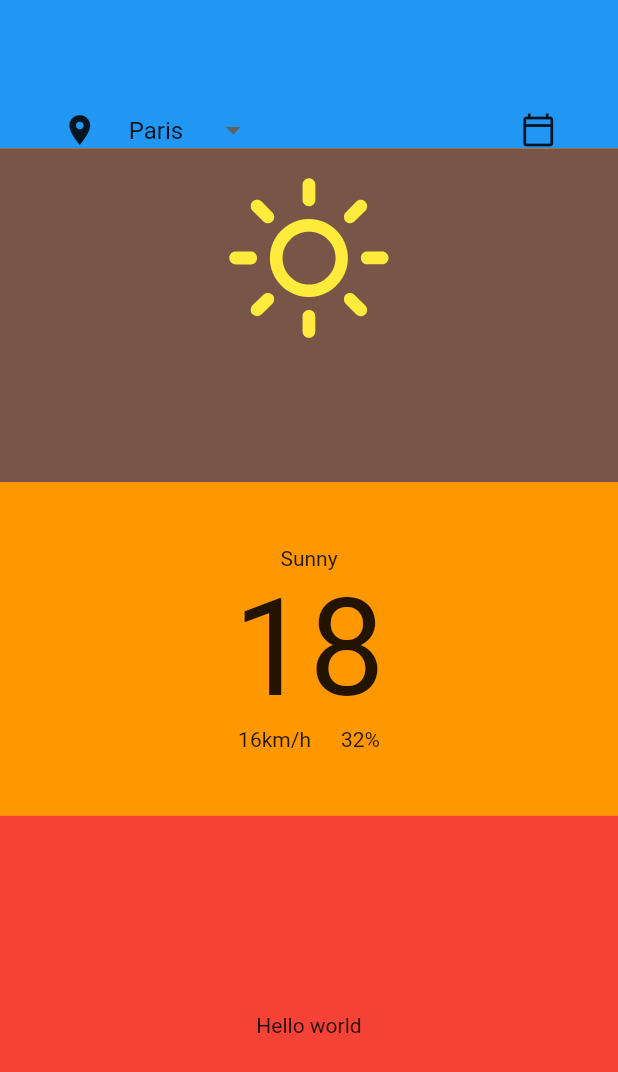
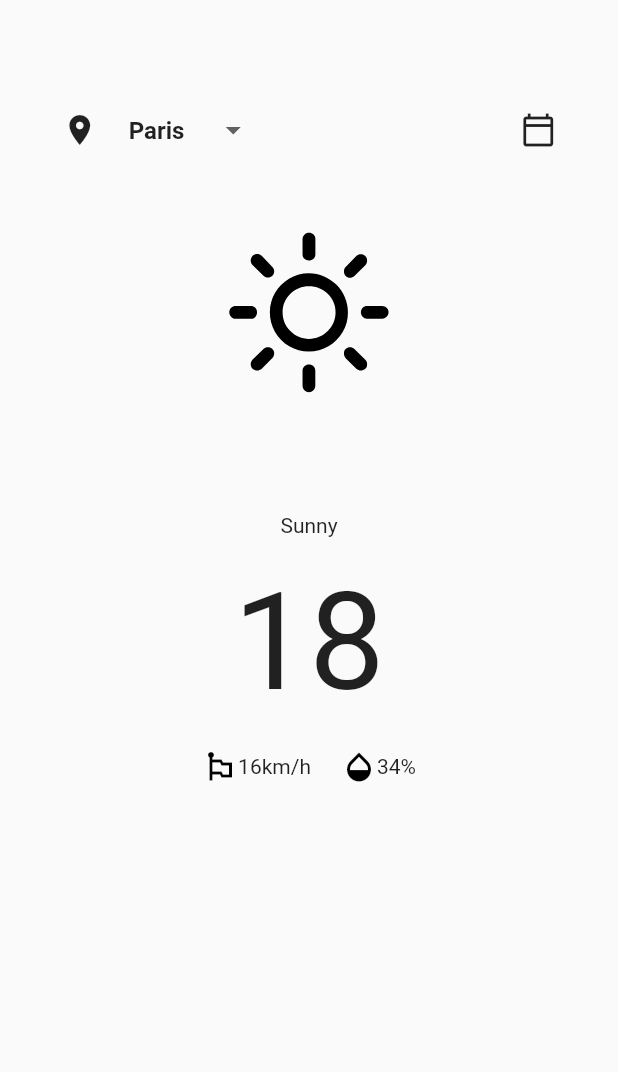
Before and after one commit to KylianGERMAIN/CloudApp, a Flutter app: the screen it shows after launch, on a phone screen of 412 x 824 dp. Shown: the top 1072 px of the screen. Run offline on Flutter 3.47's test engine with Material 2 defaults, Android fonts, the phone set to English and light mode, and no system bars; our stand-ins replace weather_icons.

Commit message:
[ADD] front design brut temperature, wind, humidy, and icon

```diff
--- a/lib/Widgets/Content.dart
+++ b/lib/Widgets/Content.dart
@@ -8,8 +8,7 @@ class MyContent extends StatelessWidget {
   Widget build(BuildContext context) {
     return Column(
       children: [
-        Container(
-          color: Colors.orange,
+        SizedBox(
           height: MediaQuery.of(context).size.height * 0.54,
           width: MediaQuery.of(context).size.width * 1,
           child: Column(
@@ -17,15 +16,15 @@ class MyContent extends StatelessWidget {
             children: const <Widget>[MyTemperatureInterface()],
           ),
         ),
-        Container(
-          color: Colors.red,
-          height: MediaQuery.of(context).size.height * 0.34,
-          width: MediaQuery.of(context).size.width * 1,
-          child: Column(
-            mainAxisAlignment: MainAxisAlignment.center,
-            children: const <Widget>[Text("Hello world")],
-          ),
-        )
+        // Container(
+        //   color: Colors.red,
+        //   height: MediaQuery.of(context).size.height * 0.34,
+        //   width: MediaQuery.of(context).size.width * 1,
+        //   child: Column(
+        //     mainAxisAlignment: MainAxisAlignment.center,
+        //     children: const <Widget>[Text("Hello world")],
+        //   ),
+        // )
       ],
     );
   }
--- a/lib/Widgets/DestinationBar.dart
+++ b/lib/Widgets/DestinationBar.dart
@@ -33,7 +33,8 @@ class _MyDestinationState extends State<MyDestinationBar> {
   Widget dropdownMenu(BuildContext context) {
     DropdownMenuItem<Object> itemDrowdown(int i) {
       return DropdownMenuItem(
-        child: Text(tbl[i]),
+        child:
+            Text(tbl[i], style: const TextStyle(fontWeight: FontWeight.bold)),
         value: i,
       );
     }
@@ -79,8 +80,7 @@ class _MyDestinationState extends State<MyDestinationBar> {
 
   @override
   Widget build(BuildContext context) {
-    return Container(
-      color: Colors.blue,
+    return SizedBox(
       child: Row(
         mainAxisAlignment: MainAxisAlignment.spaceBetween,
         children: <Widget>[
--- a/lib/Widgets/TemperatureInterface.dart
+++ b/lib/Widgets/TemperatureInterface.dart
@@ -4,45 +4,67 @@ import 'package:weather_icons/weather_icons.dart';
 class MyTemperatureInterface extends StatelessWidget {
   const MyTemperatureInterface({Key? key}) : super(key: key);
 
-
   Widget weatherIcon(BuildContext context) {
-    return Container(
-          color: Colors.brown,
+    return SizedBox(
       height: MediaQuery.of(context).size.height * 0.27,
       width: MediaQuery.of(context).size.width * 1,
       child: Column(
+        mainAxisAlignment: MainAxisAlignment.center,
         children: const <Widget>[
-              Icon(WeatherIcons.day_sunny, size: 150, color: Colors.yellow)
+          Icon(WeatherIcons.day_sunny, size: 150, color: Colors.black)
         ],
       ),
     );
   }
 
+  Widget weatherInformations(BuildContext context) {
+    return Row(mainAxisAlignment: MainAxisAlignment.center, children: <Widget>[
+      Row(mainAxisAlignment: MainAxisAlignment.center, children: const <Widget>[
+        Icon(
+          Icons.emoji_flags,
+          color: Colors.black,
+        ),
+        Text(
+          "16km/h",
+        ),
+      ]),
+      const SizedBox(width: 20),
+      Row(mainAxisAlignment: MainAxisAlignment.center, children: const <Widget>[
+        Icon(
+          Icons.opacity,
+          color: Colors.black,
+        ),
+        Text(
+          "34%",
+        )
+      ]),
+    ]);
+  }
+
   @override
   Widget build(BuildContext context) {
-    return (Column(
+    return Column(
       children: [
         weatherIcon(context),
-        Container(
-          color: Colors.orange,
+        SizedBox(
           height: MediaQuery.of(context).size.height * 0.27,
           width: MediaQuery.of(context).size.width * 1,
           child: Column(
             mainAxisAlignment: MainAxisAlignment.center,
             children: <Widget>[
               const Text("Sunny"),
-              const Text("18", style: TextStyle(fontSize: 90,)),
-              Row(
-                mainAxisAlignment: MainAxisAlignment.center,
-                children: const <Widget>[
-                Text("16km/h"),
-                SizedBox(width: 20),
-                Text("32%"),
-              ]),
+              const Padding(
+                padding: EdgeInsets.symmetric(vertical: 18.0),
+                child: Text("18",
+                    style: TextStyle(
+                      fontSize: 90,
+                    )),
+              ),
+              weatherInformations(context)
             ],
           ),
         )
       ],
-    ));
+    );
   }
 }
```
Lines whose indentation alone changed are shown as unchanged.
